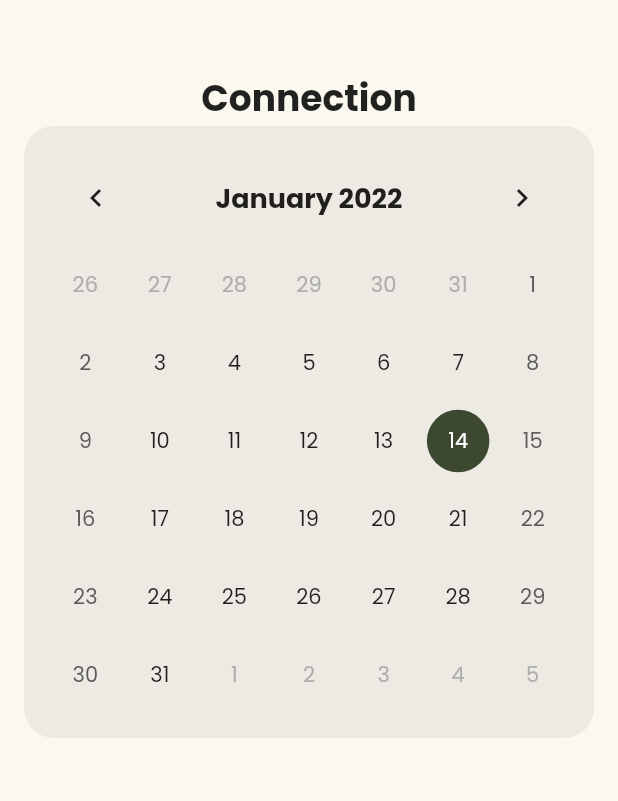
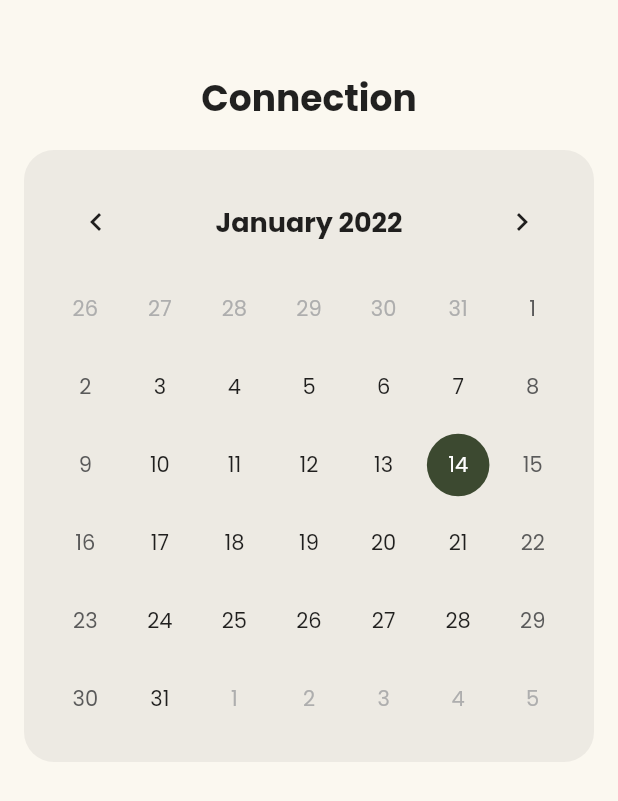
Before and after one commit to tadakun8/social_networking_and_forum_mobile_app_clone, a Flutter app: the ScheduleScreen screen opened directly, on a phone screen of 412 x 824 dp. Shown: the top 801 px of the screen. Run offline on Flutter 3.47's test engine with Material 2 defaults, Android fonts, the phone set to English and light mode, and no system bars; drawn by our look-alikes of table_calendar; our stand-ins replace carousel_slider, fl_chart, google_fonts.

Commit message:
refactor: Make calender component

```diff
--- /dev/null
+++ b/lib/screens/schedule/calender.dart
@@ -0,0 +1,44 @@
+import 'package:flutter/material.dart';
+import 'package:table_calendar/table_calendar.dart';
+
+import '../../constants.dart';
+
+class Calender extends StatelessWidget {
+  const Calender({Key? key}) : super(key: key);
+
+  @override
+  Widget build(BuildContext context) {
+    return Container(
+      padding: EdgeInsets.all(Constants.defaultPadding),
+      decoration: BoxDecoration(
+        color: Constants.secondaryColor,
+        borderRadius: BorderRadius.circular(20),
+      ),
+      child: TableCalendar(
+        daysOfWeekVisible: false,
+        headerStyle: const HeaderStyle(
+          titleCentered: true,
+          formatButtonVisible: false,
+          titleTextStyle: TextStyle(fontWeight: FontWeight.bold, fontSize: 18),
+        ),
+        firstDay: DateTime(2020, 1, 1),
+        lastDay: DateTime(2040, 12, 31),
+        focusedDay: DateTime.now(),
+        calendarBuilders: CalendarBuilders(
+          todayBuilder: (context, date, events) => Container(
+            margin: const EdgeInsets.all(4.0),
+            alignment: Alignment.center,
+            decoration: BoxDecoration(
+              color: Constants.textColor,
+              shape: BoxShape.circle,
+            ),
+            child: Text(
+              date.day.toString(),
+              style: const TextStyle(color: Colors.white),
+            ),
+          ),
+        ),
+      ),
+    );
+  }
+}
--- a/lib/screens/schedule/schedule_screen.dart
+++ b/lib/screens/schedule/schedule_screen.dart
@@ -1,5 +1,6 @@
 import 'package:flutter/material.dart';
 import 'package:social_networking_and_forum_mobile_app_clone/constants.dart';
+import 'package:social_networking_and_forum_mobile_app_clone/screens/schedule/calender.dart';
 import 'package:social_networking_and_forum_mobile_app_clone/screens/schedule/schedule_header.dart';
 import 'package:table_calendar/table_calendar.dart';
 
@@ -16,39 +17,10 @@ class ScheduleScreen extends StatelessWidget {
           child: Column(
             children: [
               const ScheduleHeader(),
-              Container(
-                padding: EdgeInsets.all(Constants.defaultPadding),
-                decoration: BoxDecoration(
-                  color: Constants.secondaryColor,
-                  borderRadius: BorderRadius.circular(20),
-                ),
-                child: TableCalendar(
-                  daysOfWeekVisible: false,
-                  headerStyle: const HeaderStyle(
-                    titleCentered: true,
-                    formatButtonVisible: false,
-                    titleTextStyle:
-                        TextStyle(fontWeight: FontWeight.bold, fontSize: 18),
-                  ),
-                  firstDay: DateTime(2020, 1, 1),
-                  lastDay: DateTime(2040, 12, 31),
-                  focusedDay: DateTime.now(),
-                  calendarBuilders: CalendarBuilders(
-                    todayBuilder: (context, date, events) => Container(
-                      margin: const EdgeInsets.all(4.0),
-                      alignment: Alignment.center,
-                      decoration: BoxDecoration(
-                        color: Constants.textColor,
-                        shape: BoxShape.circle,
-                      ),
-                      child: Text(
-                        date.day.toString(),
-                        style: const TextStyle(color: Colors.white),
-                      ),
-                    ),
-                  ),
-                ),
+              SizedBox(
+                height: Constants.defaultPadding,
               ),
+              const Calender(),
             ],
           ),
         ),
```
